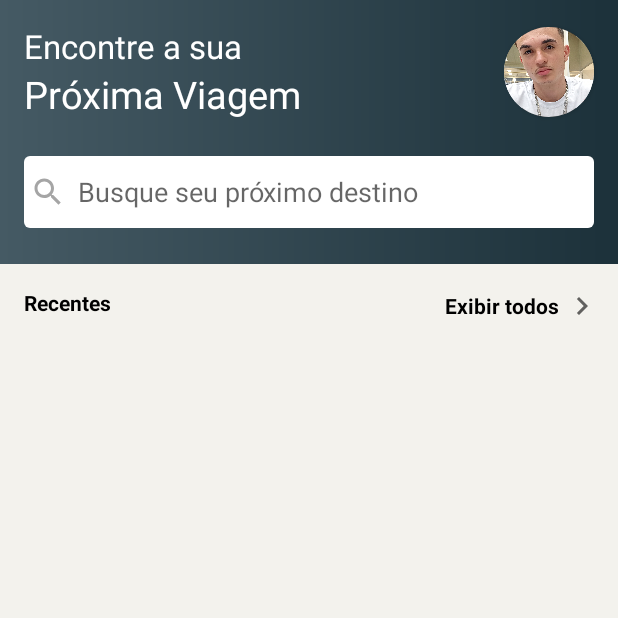
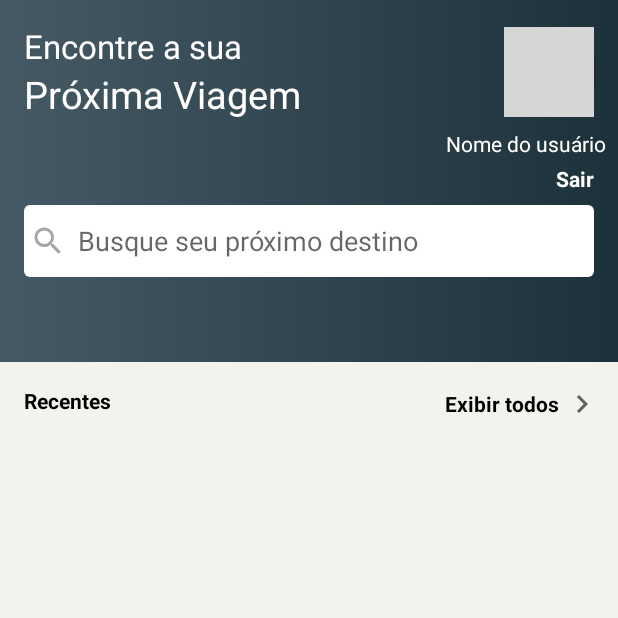
Before and after one commit to MichelSouza17/Viagem-App, an Android app: the MainActivity screen opened directly, with no data from a screen before it, on a phone screen of 412 x 824 dp, the top half of it. Run offline under Robolectric (Android 15) with nearby library versions, the phone set to English and light mode, and no system bars; pictures from the network do not load; Roboto replaces fonts that are not available here; 1 statement that could not run was skipped; grey boxes are pictures that could not be loaded.

```diff
--- a/app/src/main/java/br/senai/sp/jandira/pacotedeviagens/ui/MainActivity.kt
+++ b/app/src/main/java/br/senai/sp/jandira/pacotedeviagens/ui/MainActivity.kt
@@ -1,5 +1,6 @@
 package br.senai.sp.jandira.pacotedeviagens.ui
 
+import android.content.Context
 import androidx.appcompat.app.AppCompatActivity
 import android.os.Bundle
 import android.util.Log
@@ -11,6 +12,11 @@ import br.senai.sp.jandira.pacotedeviagens.model.DestinosRecentes
 import br.senai.sp.jandira.pacotedeviagens.adapter.DestinoRecenteAdapter
 import br.senai.sp.jandira.pacotedeviagens.api.DestinosRecentesCall
 import br.senai.sp.jandira.pacotedeviagens.api.RetrofitApi
+import com.bumptech.glide.Glide
+import com.google.android.gms.auth.api.signin.GoogleSignIn
+import com.google.android.gms.auth.api.signin.GoogleSignInClient
+import com.google.android.gms.auth.api.signin.GoogleSignInOptions
+import kotlinx.android.synthetic.main.activity_main.*
 import retrofit2.Call
 import retrofit2.Callback
 import retrofit2.Response
@@ -23,6 +29,10 @@ class MainActivity : AppCompatActivity() {
     override fun onCreate(savedInstanceState: Bundle?) {
         super.onCreate(savedInstanceState)
         setContentView(R.layout.activity_main)
+
+        tv_sign_out.setOnClickListener {
+            signOut()
+        }
 
         rvDestinosRecentes = findViewById(R.id.rv_destinos_recentes)
 
@@ -37,6 +47,7 @@ class MainActivity : AppCompatActivity() {
         rvDestinosRecentes.adapter = adapterDestinosRecentes
 
         carregarListaDestinosRecentes()
+        exibirProfile()
 
     }
 
@@ -62,4 +73,25 @@ class MainActivity : AppCompatActivity() {
             }
         })
     }
+
+    private fun signOut() {
+        val gso = GoogleSignInOptions
+            .Builder(GoogleSignInOptions.DEFAULT_SIGN_IN)
+            .requestEmail().build()
+
+        val googleSignInClient = GoogleSignIn.getClient(this, gso)
+
+        googleSignInClient.signOut()
+
+        finish()
+    }
+
+    private fun exibirProfile() {
+        val dados = getSharedPreferences("dados_usuario", Context.MODE_PRIVATE)
+        tv_display_name.text = dados.getString("display_name", "Nome do usuário")
+        val url = dados.getString("url_photo", null)
+
+        Glide.with(this).load(url).into(iv_profile)
+
+    }
 }
--- a/app/src/main/res/layout/activity_main.xml
+++ b/app/src/main/res/layout/activity_main.xml
@@ -54,12 +54,12 @@
             app:layout_constraintTop_toTopOf="@+id/textView">
 
             <ImageView
-                android:id="@+id/imageView"
+                android:id="@+id/iv_profile"
                 android:layout_width="match_parent"
                 android:layout_height="match_parent"
                 android:background="@drawable/foto_perfil"
-                app:srcCompat="@drawable/foto_perfil"
-                android:scaleType="centerCrop"/>
+                android:scaleType="centerCrop"
+                app:srcCompat="@drawable/foto_perfil" />
         </androidx.cardview.widget.CardView>
 
         <EditText
@@ -81,6 +81,31 @@
             app:layout_constraintEnd_toEndOf="parent"
             app:layout_constraintStart_toStartOf="parent"
             app:layout_constraintTop_toBottomOf="@+id/textView2" />
+
+        <TextView
+            android:id="@+id/tv_sign_out"
+            android:layout_width="wrap_content"
+            android:layout_height="wrap_content"
+            android:layout_marginTop="4dp"
+            android:layout_marginBottom="8dp"
+            android:text="Sair"
+            android:textColor="#FFFFFF"
+            android:textStyle="bold"
+            app:layout_constraintBottom_toTopOf="@+id/editTextTextPersonName"
+            app:layout_constraintEnd_toEndOf="@+id/cardView"
+            app:layout_constraintTop_toBottomOf="@+id/tv_display_name" />
+
+        <TextView
+            android:id="@+id/tv_display_name"
+            android:layout_width="wrap_content"
+            android:layout_height="wrap_content"
+            android:layout_marginTop="8dp"
+            android:layout_marginEnd="8dp"
+            android:text="Nome do Usuário"
+            android:textColor="#FFFFFF"
+            app:layout_constraintEnd_toEndOf="parent"
+            app:layout_constraintTop_toBottomOf="@+id/cardView" />
+
     </androidx.constraintlayout.widget.ConstraintLayout>
 
     <TextView
```
Also changed, not shown: app/src/main/java/br/senai/sp/jandira/pacotedeviagens/ui/LoginActivity.kt (+16 -3 lines).
